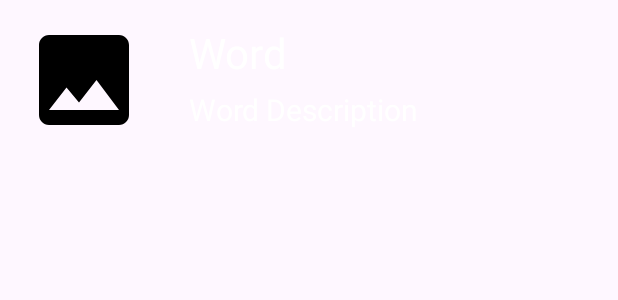
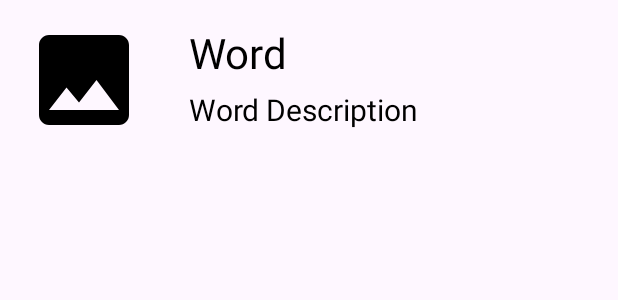
Before and after one commit to ferhatseker180/WordBookApp, an Android app: the layout word_row.xml on its own in the app's theme, with its tools: preview values and no code run, on a phone screen of 412 x 824 dp. Shown: the top 300 px of the screen. Run offline under Robolectric (Android 15) with nearby library versions, the phone set to English and light mode, and no system bars; Roboto replaces fonts that are not available here.

```diff
--- a/app/src/main/res/values/colors.xml
+++ b/app/src/main/res/values/colors.xml
@@ -3,7 +3,7 @@
     <color name="black">#FF000000</color>
     <color name="white">#FFFFFFFF</color>
 
-    <color name="mainPageTextColor">#FFFFFFFF</color>
+    <color name="mainPageTextColor">#000000</color>
 
     <color name="detailBackgroundColor">#FFFFFFFF</color>
     <color name="detailHintColor">#FF000000</color>
```
